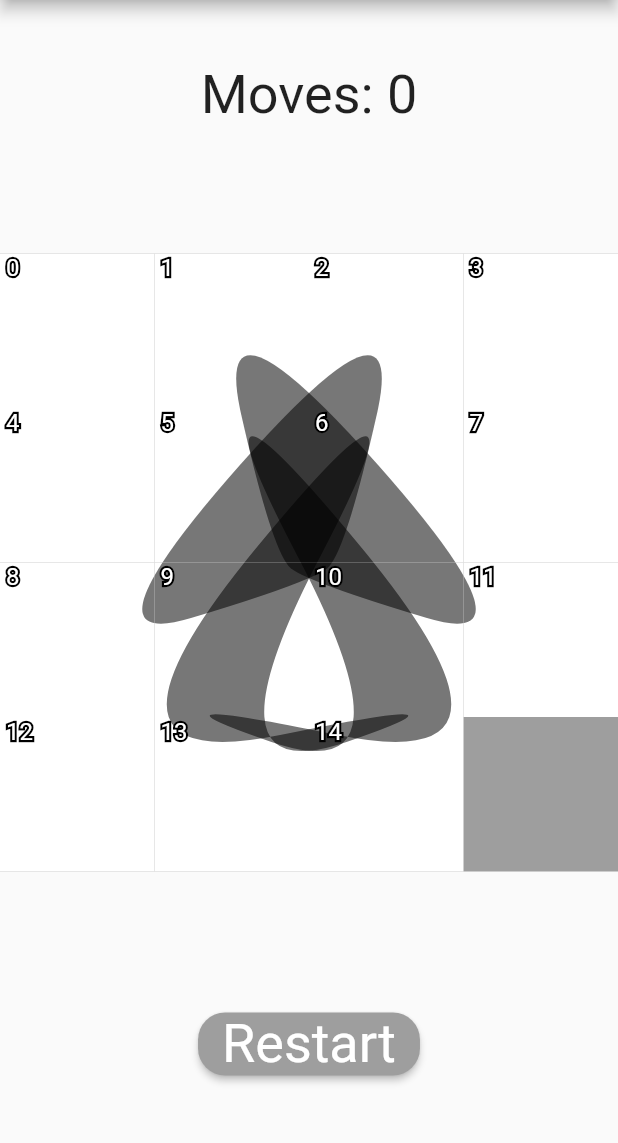
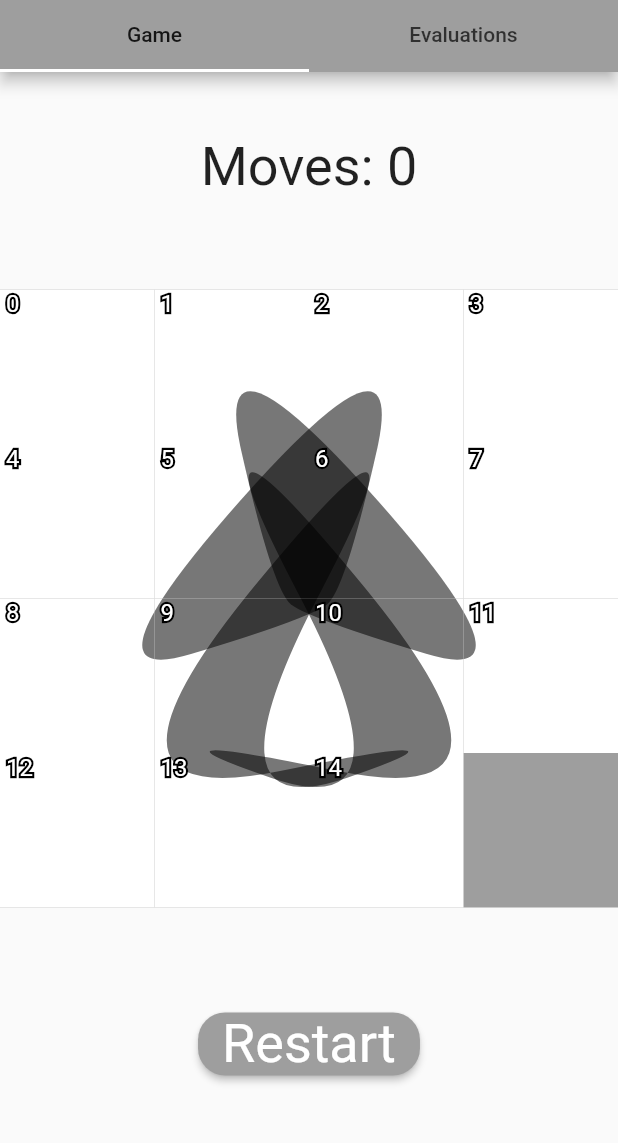
Before and after one commit to sshipman/broken_symmetry, a Flutter app: the GamePage screen opened by its route, on a phone screen of 412 x 824 dp, the part 84-1227 px from its top. Run offline on Flutter 3.47's test engine with Material 2 defaults, Android fonts, the light colour scheme and no system bars; our stand-ins replace flutter_riverpod, flutter_svg, shared_preferences; missing offline and left inert: soundpool; accounts and stored records are empty; network calls fail.

Commit message:
pop up inkblot for interpretation every so often.

```diff
--- a/lib/data/blobs_provider.dart
+++ b/lib/data/blobs_provider.dart
@@ -13,5 +13,5 @@ class BlobsNotifier extends StateNotifier<List<Blob>> {
 }
 
 final blobsProvider = StateNotifierProvider<BlobsNotifier, List<Blob>>((ref) {
-  return BlobsNotifier([Blob(), Blob()]);
+  return BlobsNotifier([Blob.generate(), Blob.generate()]);
 });
--- /dev/null
+++ b/lib/data/evaluations_provider.dart
@@ -0,0 +1,20 @@
+import 'package:flutter_riverpod/flutter_riverpod.dart';
+
+import '../models/evaluation.dart';
+
+class EvaluationsNotifier extends StateNotifier<List<Evaluation>> {
+  EvaluationsNotifier(List<Evaluation> evaluations) : super(evaluations);
+
+  void reset() {
+    state = [];
+  }
+
+  void addEvaluation(Evaluation evaluation) {
+    state = [...state, evaluation];
+  }
+}
+
+final evaluationsProvider =
+    StateNotifierProvider<EvaluationsNotifier, List<Evaluation>>((ref) {
+  return EvaluationsNotifier([]);
+});
--- a/lib/models/blob.dart
+++ b/lib/models/blob.dart
@@ -16,9 +16,17 @@ Paint _paint = Paint()
 class Blob {
   late List<ControlPoint> controlPoints;
 
-  Blob({int numPoints = 4}) {
+  Blob(this.controlPoints);
+
+  Blob.generate({int numPoints = 4}) {
     controlPoints = List<ControlPoint>.generate(
         numPoints, (index) => ControlPoint.random());
+  }
+
+  Blob clone() {
+    return Blob(this.controlPoints.map((ControlPoint cp) {
+      return cp.clone();
+    }).toList());
   }
 
   void tick() {
--- a/lib/models/control_point.dart
+++ b/lib/models/control_point.dart
@@ -23,6 +23,10 @@ class ControlPoint {
         _random.nextDouble(),
         (_random.nextDouble() * _vinit) - (_vinit / 2),
         (_random.nextDouble() * _vinit) - (_vinit / 2));
+  }
+
+  ControlPoint clone() {
+    return ControlPoint(this.x, this.y, this.vx, this.vy);
   }
 
   Point<double> midPoint(ControlPoint other) {
--- /dev/null
+++ b/lib/models/evaluation.dart
@@ -0,0 +1,8 @@
+import 'blob.dart';
+
+class Evaluation {
+  List<Blob> blobs;
+  String answer;
+
+  Evaluation({required this.blobs, required this.answer});
+}
--- /dev/null
+++ b/lib/ui/evaluations_list_view.dart
@@ -0,0 +1,24 @@
+import 'package:broken_symmetry/data/evaluations_provider.dart';
+import 'package:flutter/cupertino.dart';
+import 'package:flutter/material.dart';
+import 'package:flutter/src/widgets/framework.dart';
+import 'package:flutter_riverpod/flutter_riverpod.dart';
+
+import '../models/evaluation.dart';
+import 'inkblot_image.dart';
+
+class EvaluationsListView extends ConsumerWidget {
+  @override
+  Widget build(BuildContext context, WidgetRef ref) {
+    List<Evaluation> evaluations = ref.watch(evaluationsProvider);
+    return ListView.builder(
+        itemCount: evaluations.length,
+        itemBuilder: (BuildContext context, int index) {
+          Evaluation evaluation = evaluations[index];
+          return Row(children: [
+            InkblotImage(evaluation.blobs, Size(100, 100)),
+            Text(evaluation.answer)
+          ]);
+        });
+  }
+}
--- /dev/null
+++ b/lib/ui/game_content.dart
@@ -0,0 +1,36 @@
+import 'package:broken_symmetry/data/evaluations_provider.dart';
+import 'package:flutter/material.dart';
+import 'package:flutter/src/widgets/framework.dart';
+import 'package:flutter_riverpod/flutter_riverpod.dart';
+
+import '../data/background_provider.dart';
+import '../data/puzzle_provider.dart';
+import '../data/score_provider.dart';
+import 'score_display.dart';
+import 'size_watcher_container.dart';
+import 'slide_puzzle_grid.dart';
+
+class GameContent extends ConsumerWidget {
+  @override
+  Widget build(BuildContext context, WidgetRef ref) {
+    return Column(crossAxisAlignment: CrossAxisAlignment.center, children: [
+      ScoreDisplay(),
+      Expanded(child: SizeWatcherContainer(child: SlidePuzzleGrid())),
+      Center(
+        heightFactor: 3,
+        child: ElevatedButton(
+            onPressed: () {
+              PuzzleNotifier puzzleNotifier = ref.read(puzzleProvider.notifier);
+              puzzleNotifier.shuffle();
+              ScoreNotifier scoreNotifier = ref.read(scoreProvider.notifier);
+              scoreNotifier.reset();
+              EvaluationsNotifier evaluationsNotifier =
+                  ref.read(evaluationsProvider.notifier);
+              evaluationsNotifier.reset();
+              initBackground();
+            },
+            child: Text("Restart")),
+      )
+    ]);
+  }
+}
--- a/lib/ui/game_page.dart
+++ b/lib/ui/game_page.dart
@@ -1,15 +1,14 @@
 import 'dart:async';
 
-import 'package:broken_symmetry/data/background_provider.dart';
+import 'package:broken_symmetry/ui/inkblot_popup.dart';
 import 'package:flutter/material.dart';
 import 'package:flutter_riverpod/flutter_riverpod.dart';
 
 import '../data/blobs_provider.dart';
-import '../data/puzzle_provider.dart';
 import '../data/score_provider.dart';
-import 'score_display.dart';
-import 'size_watcher_container.dart';
-import 'slide_puzzle_grid.dart';
+import 'evaluations_list_view.dart';
+import 'game_content.dart';
+import 'tabbed_game_screen.dart';
 
 class GamePage extends ConsumerStatefulWidget {
   const GamePage({Key? key, required this.title}) : super(key: key);
@@ -35,7 +34,14 @@ class _GamePageState extends ConsumerState<GamePage> {
 
   @override
   Widget build(BuildContext context) {
-    return Scaffold(
+    ref.listen<int>(scoreProvider, (previous, next) {
+      if (next % 23 == 0 && next > 0) {
+        showInkblotPopup(context);
+      }
+    });
+    MediaQueryData mediaQueryData = MediaQuery.of(context);
+    return mediaQueryData.size.width > 1000
+        ? Scaffold(
             appBar: AppBar(title: Text(widget.title), actions: [
               IconButton(
                   icon: const Icon(Icons.settings),
@@ -44,23 +50,10 @@ class _GamePageState extends ConsumerState<GamePage> {
                     Navigator.pushNamed(context, '/settings');
                   }),
             ]),
-      body: Column(crossAxisAlignment: CrossAxisAlignment.center, children: [
-        ScoreDisplay(),
-        Expanded(child: SizeWatcherContainer(child: SlidePuzzleGrid())),
-        Center(
-          heightFactor: 3,
-          child: ElevatedButton(
-              onPressed: () {
-                PuzzleNotifier puzzleNotifier =
-                    ref.read(puzzleProvider.notifier);
-                puzzleNotifier.shuffle();
-                ScoreNotifier scoreNotifier = ref.read(scoreProvider.notifier);
-                scoreNotifier.reset();
-                initBackground();
-              },
-              child: Text("Restart")),
-        )
-      ]),
-    );
+            body: Row(children: [
+              Expanded(child: GameContent(), flex: 2),
+              Expanded(child: EvaluationsListView())
+            ]))
+        : TabbedGameScreen();
   }
 }
--- /dev/null
+++ b/lib/ui/tabbed_game_screen.dart
@@ -0,0 +1,28 @@
+import 'package:broken_symmetry/ui/evaluations_list_view.dart';
+import 'package:flutter/material.dart';
+
+import 'game_content.dart';
+
+class TabbedGameScreen extends StatelessWidget {
+  @override
+  Widget build(BuildContext context) {
+    return DefaultTabController(
+        length: 2,
+        child: Scaffold(
+            appBar: AppBar(
+              title: const Text("Broken Symmetry"),
+              actions: [
+                IconButton(
+                    icon: const Icon(Icons.settings),
+                    tooltip: 'Settings',
+                    onPressed: () {
+                      Navigator.pushNamed(context, '/settings');
+                    }),
+              ],
+              bottom: const TabBar(
+                  tabs: [Tab(text: "Game"), Tab(text: "Evaluations")]),
+            ),
+            body:
+                TabBarView(children: [GameContent(), EvaluationsListView()])));
+  }
+}
--- a/lib/ui/waiver.dart
+++ b/lib/ui/waiver.dart
@@ -20,7 +20,7 @@ class Waiver extends StatelessWidget {
   Widget build(BuildContext context) {
     return Text("Thank you for participating in our research study.\n"
         "Please relax and let your mind wander while you solve the puzzle.\n"
-        "We cannot take responsibility for any psychosis, discovered or induced,\n"
+        "We cannot take responsibility for any psychosis discovered, or induced,\n"
         "by this exercise.");
   }
 }
```
Also changed, not shown: lib/ui/inkblot_image.dart (added, +27 -0 lines), lib/ui/inkblot_popup.dart (added, +94 -0 lines), lib/ui/picture_painter.dart (added, +19 -0 lines). Lines whose indentation alone changed are shown as unchanged.
